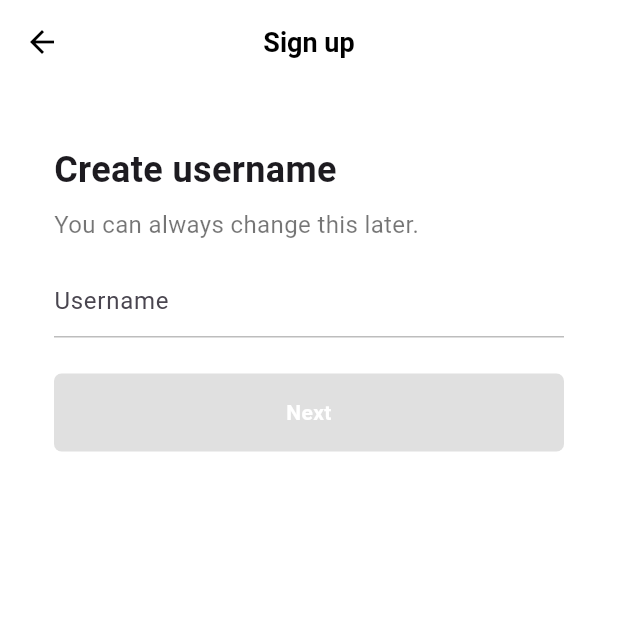
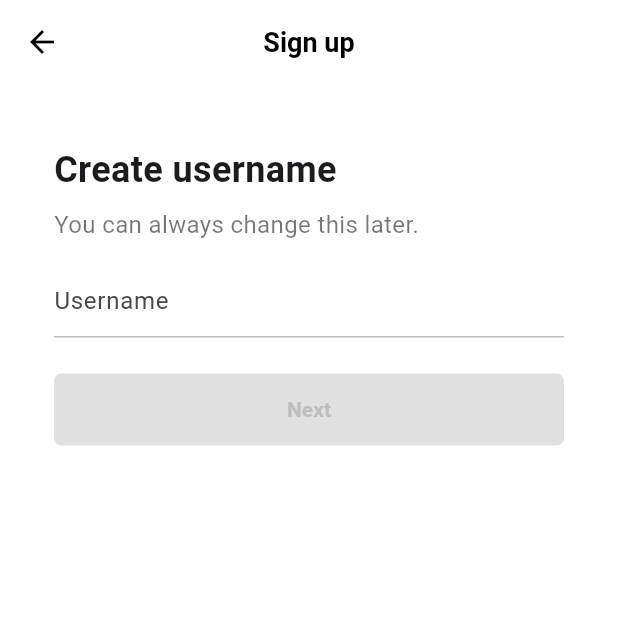
Before and after one commit to bristolkon3802/tiktok_clone, a Flutter app: the UsernameScreen screen opened directly, on a phone screen of 412 x 824 dp, the top half of it. Run offline on Flutter 3.47's test engine with Material 3 defaults, Android fonts, the phone set to English and light mode, and no system bars; our stand-ins replace font_awesome_flutter.

Commit message:
이메일 스크린 정의

```diff
--- a/lib/features/authentication/username_screen.dart
+++ b/lib/features/authentication/username_screen.dart
@@ -1,6 +1,8 @@
 import 'package:flutter/material.dart';
 import 'package:tiktok_clone/constants/gaps.dart';
 import 'package:tiktok_clone/constants/sizes.dart';
+import 'package:tiktok_clone/features/authentication/email_screen.dart';
+import 'package:tiktok_clone/features/authentication/widgets/form_button.dart';
 
 class UsernameScreen extends StatefulWidget {
   const UsernameScreen({super.key});
@@ -23,6 +25,19 @@ class _UsernameScreenState extends State<UsernameScreen> {
         _username = _usernameController.text;
       });
     });
+  }
+
+  @override
+  void dispose() {
+    _usernameController.dispose();
+    super.dispose();
+  }
+
+  void _onNextTap() {
+    if (_username.isEmpty) return;
+    Navigator.of(context).push(MaterialPageRoute(
+      builder: (context) => const EmailScreen(),
+    ));
   }
 
   @override
@@ -69,26 +84,9 @@ class _UsernameScreenState extends State<UsernameScreen> {
               cursorColor: Theme.of(context).primaryColor,
             ),
             Gaps.v24,
-            FractionallySizedBox(
-              widthFactor: 1,
-              child: AnimatedContainer(
-                padding: const EdgeInsets.symmetric(vertical: Sizes.size16),
-                decoration: BoxDecoration(
-                  borderRadius: BorderRadius.circular(Sizes.size5),
-                  color: _username.isEmpty
-                      ? Colors.grey.shade300
-                      : Theme.of(context).primaryColor,
-                ),
-                duration: const Duration(microseconds: 500),
-                child: const Text(
-                  "Next",
-                  textAlign: TextAlign.center,
-                  style: TextStyle(
-                    color: Colors.white,
-                    fontWeight: FontWeight.w600,
-                  ),
-                ),
-              ),
+            GestureDetector(
+              onTap: _onNextTap,
+              child: FormButton(disabled: _username.isEmpty),
             )
           ],
         ),
--- /dev/null
+++ b/lib/features/authentication/widgets/form_button.dart
@@ -0,0 +1,38 @@
+import 'package:flutter/material.dart';
+import 'package:tiktok_clone/constants/sizes.dart';
+
+class FormButton extends StatelessWidget {
+  const FormButton({
+    super.key,
+    required this.disabled,
+  });
+
+  final bool disabled;
+
+  @override
+  Widget build(BuildContext context) {
+    return FractionallySizedBox(
+      widthFactor: 1,
+      child: AnimatedContainer(
+        padding: const EdgeInsets.symmetric(vertical: Sizes.size16),
+        decoration: BoxDecoration(
+          borderRadius: BorderRadius.circular(Sizes.size5),
+          color:
+              disabled ? Colors.grey.shade300 : Theme.of(context).primaryColor,
+        ),
+        duration: const Duration(milliseconds: 500),
+        child: AnimatedDefaultTextStyle(
+          duration: const Duration(milliseconds: 500),
+          style: TextStyle(
+            color: disabled ? Colors.grey.shade400 : Colors.white,
+            fontWeight: FontWeight.w600,
+          ),
+          child: const Text(
+            "Next",
+            textAlign: TextAlign.center,
+          ),
+        ),
+      ),
+    );
+  }
+}
```
Also changed, not shown: lib/features/authentication/email_screen.dart (+77 -0 lines), 1 other file.
